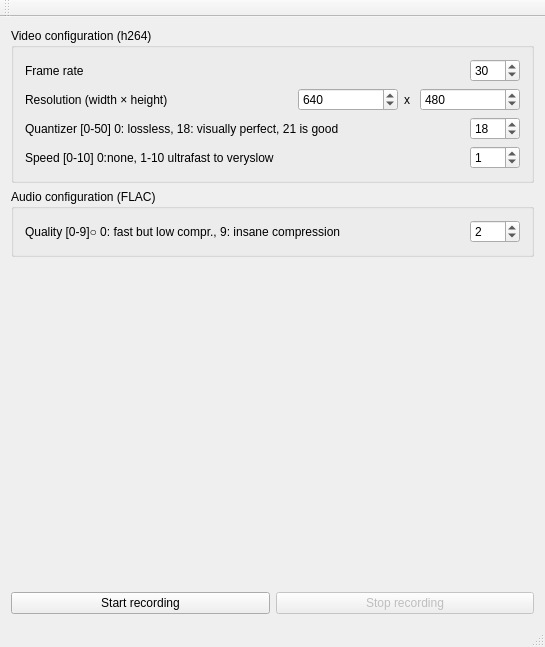
Drograr/time-video-project, file tvmainwindow.ui: the form before one commit.
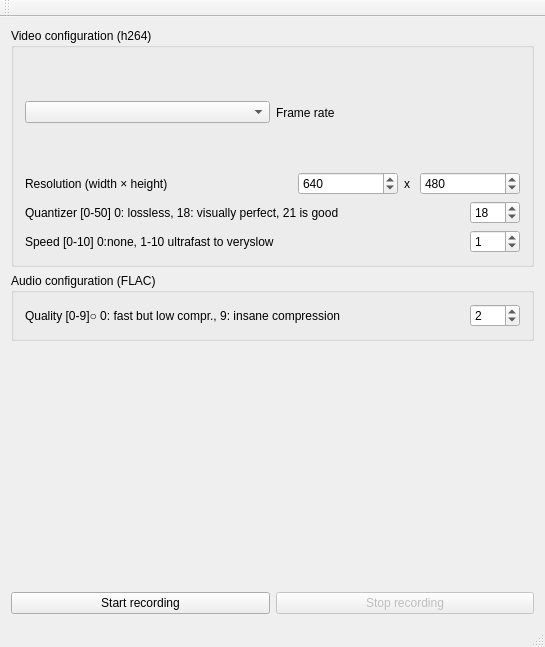
The form after the commit.

What changed in the file:
```diff
--- a/tvmainwindow.ui
+++ b/tvmainwindow.ui
@@ -29,6 +29,9 @@
        </property>
        <item>
         <layout class="QHBoxLayout" name="horizontalLayout_6">
+         <item>
+          <widget class="QComboBox" name="videoComboBox"/>
+         </item>
          <item>
           <widget class="QLabel" name="label_6">
            <property name="text">
@@ -36,25 +39,6 @@
            </property>
           </widget>
          </item>
-         <item>
-          <widget class="QSpinBox" name="videoFrameRateSpinBox">
-           <property name="maximumSize">
-            <size>
-             <width>50</width>
-             <height>16777215</height>
-            </size>
-           </property>
-           <property name="minimum">
-            <number>5</number>
-           </property>
-           <property name="maximum">
-            <number>60</number>
-           </property>
-           <property name="value">
-            <number>30</number>
-           </property>
-          </widget>
-         </item>
         </layout>
        </item>
        <item>
```
Left out of the diff: 2 changed lines with no effect on the pictures.
